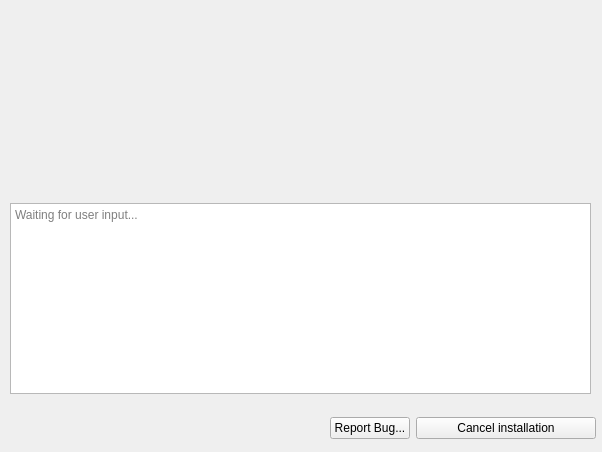
polkaulfield/lol-for-linux-installer, file python_src/ui/installer.ui: the form before one commit.
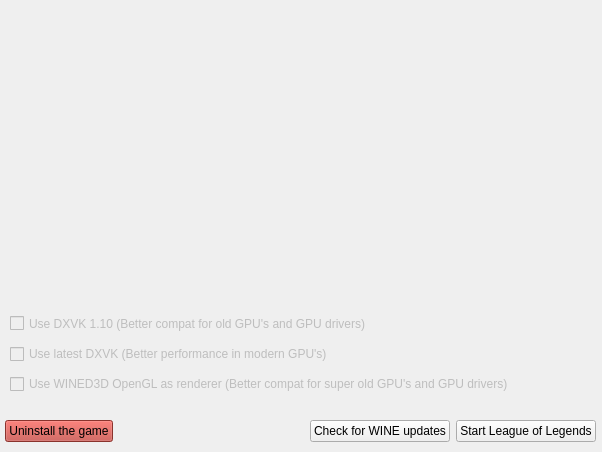
The form after the commit. The open tabs and pages were chosen to show the change. Icons and pictures are not drawn.

Commit message:
[Python] The installer is now a game manager too
We now detect if the game is installed and manage it

```diff
--- a/python_src/ui/installer.ui
+++ b/python_src/ui/installer.ui
@@ -317,6 +317,562 @@
                </layout>
               </widget>
              </widget>
+             <widget class="QWidget" name="gamemanager">
+              <widget class="QCheckBox" name="radioOlddxvk">
+               <property name="enabled">
+                <bool>false</bool>
+               </property>
+               <property name="geometry">
+                <rect>
+                 <x>10</x>
+                 <y>110</y>
+                 <width>421</width>
+                 <height>41</height>
+                </rect>
+               </property>
+               <property name="text">
+                <string>Use DXVK 1.10 (Better compat for old GPU's and GPU drivers)</string>
+               </property>
+              </widget>
+              <widget class="QCheckBox" name="radioUsenewdxvk">
+               <property name="enabled">
+                <bool>false</bool>
+               </property>
+               <property name="geometry">
+                <rect>
+                 <x>10</x>
+                 <y>150</y>
+                 <width>361</width>
+                 <height>22</height>
+                </rect>
+               </property>
+               <property name="text">
+                <string>Use latest DXVK (Better performance in modern GPU's)</string>
+               </property>
+              </widget>
+              <widget class="QWidget" name="horizontalLayoutWidget_5">
+               <property name="geometry">
+                <rect>
+                 <x>0</x>
+                 <y>220</y>
+                 <width>601</width>
+                 <height>41</height>
+                </rect>
+               </property>
+               <layout class="QHBoxLayout" name="horizontalLayout_6">
+                <property name="leftMargin">
+                 <number>5</number>
+                </property>
+                <property name="topMargin">
+                 <number>1</number>
+                </property>
+                <property name="rightMargin">
+                 <number>5</number>
+                </property>
+                <property name="bottomMargin">
+                 <number>5</number>
+                </property>
+                <item>
+                 <widget class="QPushButton" name="uninstallLeaguebutton">
+                  <property name="palette">
+                   <palette>
+                    <active>
+                     <colorrole role="WindowText">
+                      <brush brushstyle="SolidPattern">
+                       <color alpha="255">
+                        <red>0</red>
+                        <green>0</green>
+                        <blue>0</blue>
+                       </color>
+                      </brush>
+                     </colorrole>
+                     <colorrole role="Button">
+                      <brush brushstyle="SolidPattern">
+                       <color alpha="255">
+                        <red>193</red>
+                        <green>71</green>
+                        <blue>63</blue>
+                       </color>
+                      </brush>
+                     </colorrole>
+                     <colorrole role="Light">
+                      <brush brushstyle="SolidPattern">
+                       <color alpha="255">
+                        <red>255</red>
+                        <green>126</green>
+                        <blue>118</blue>
+                       </color>
+                      </brush>
+                     </colorrole>
+                     <colorrole role="Midlight">
+                      <brush brushstyle="SolidPattern">
+                       <color alpha="255">
+                        <red>224</red>
+                        <green>98</green>
+                        <blue>90</blue>
+                       </color>
+                      </brush>
+                     </colorrole>
+                     <colorrole role="Dark">
+                      <brush brushstyle="SolidPattern">
+                       <color alpha="255">
+                        <red>96</red>
+                        <green>35</green>
+                        <blue>31</blue>
+                       </color>
+                      </brush>
+                     </colorrole>
+                     <colorrole role="Mid">
+                      <brush brushstyle="SolidPattern">
+                       <color alpha="255">
+                        <red>129</red>
+                        <green>47</green>
+                        <blue>42</blue>
+                       </color>
+                      </brush>
+                     </colorrole>
+                     <colorrole role="Text">
+                      <brush brushstyle="SolidPattern">
+                       <color alpha="255">
+                        <red>0</red>
+                        <green>0</green>
+                        <blue>0</blue>
+                       </color>
+                      </brush>
+                     </colorrole>
+                     <colorrole role="BrightText">
+                      <brush brushstyle="SolidPattern">
+                       <color alpha="255">
+                        <red>255</red>
+                        <green>255</green>
+                        <blue>255</blue>
+                       </color>
+                      </brush>
+                     </colorrole>
+                     <colorrole role="ButtonText">
+                      <brush brushstyle="SolidPattern">
+                       <color alpha="255">
+                        <red>0</red>
+                        <green>0</green>
+                        <blue>0</blue>
+                       </color>
+                      </brush>
+                     </colorrole>
+                     <colorrole role="Base">
+                      <brush brushstyle="SolidPattern">
+                       <color alpha="255">
+                        <red>255</red>
+                        <green>255</green>
+                        <blue>255</blue>
+                       </color>
+                      </brush>
+                     </colorrole>
+                     <colorrole role="Window">
+                      <brush brushstyle="SolidPattern">
+                       <color alpha="255">
+                        <red>193</red>
+                        <green>71</green>
+                        <blue>63</blue>
+                       </color>
+                      </brush>
+                     </colorrole>
+                     <colorrole role="Shadow">
+                      <brush brushstyle="SolidPattern">
+                       <color alpha="255">
+                        <red>0</red>
+                        <green>0</green>
+                        <blue>0</blue>
+                       </color>
+                      </brush>
+                     </colorrole>
+                     <colorrole role="AlternateBase">
+                      <brush brushstyle="SolidPattern">
+                       <color alpha="255">
+                        <red>224</red>
+                        <green>163</green>
+                        <blue>159</blue>
+                       </color>
+                      </brush>
+                     </colorrole>
+                     <colorrole role="ToolTipBase">
+                      <brush brushstyle="SolidPattern">
+                       <color alpha="255">
+                        <red>255</red>
+                        <green>255</green>
+                        <blue>220</blue>
+                       </color>
+                      </brush>
+                     </colorrole>
+                     <colorrole role="ToolTipText">
+                      <brush brushstyle="SolidPattern">
+                       <color alpha="255">
+                        <red>0</red>
+                        <green>0</green>
+                        <blue>0</blue>
+                       </color>
+                      </brush>
+                     </colorrole>
+                     <colorrole role="PlaceholderText">
+                      <brush brushstyle="SolidPattern">
+                       <color alpha="128">
+                        <red>0</red>
+                        <green>0</green>
+                        <blue>0</blue>
+                       </color>
+                      </brush>
+                     </colorrole>
+                    </active>
+                    <inactive>
+                     <colorrole role="WindowText">
+                      <brush brushstyle="SolidPattern">
+                       <color alpha="255">
+                        <red>0</red>
+                        <green>0</green>
+                        <blue>0</blue>
+                       </color>
+                      </brush>
+                     </colorrole>
+                     <colorrole role="Button">
+                      <brush brushstyle="SolidPattern">
+                       <color alpha="255">
+                        <red>193</red>
+                        <green>71</green>
+                        <blue>63</blue>
+                       </color>
+                      </brush>
+                     </colorrole>
+                     <colorrole role="Light">
+                      <brush brushstyle="SolidPattern">
+                       <color alpha="255">
+                        <red>255</red>
+                        <green>126</green>
+                        <blue>118</blue>
+                       </color>
+                      </brush>
+                     </colorrole>
+                     <colorrole role="Midlight">
+                      <brush brushstyle="SolidPattern">
+                       <color alpha="255">
+                        <red>224</red>
+                        <green>98</green>
+                        <blue>90</blue>
+                       </color>
+                      </brush>
+                     </colorrole>
+                     <colorrole role="Dark">
+                      <brush brushstyle="SolidPattern">
+                       <color alpha="255">
+                        <red>96</red>
+                        <green>35</green>
+                        <blue>31</blue>
+                       </color>
+                      </brush>
+                     </colorrole>
+                     <colorrole role="Mid">
+                      <brush brushstyle="SolidPattern">
+                       <color alpha="255">
+                        <red>129</red>
+                        <green>47</green>
+                        <blue>42</blue>
+                       </color>
+                      </brush>
+                     </colorrole>
+                     <colorrole role="Text">
+                      <brush brushstyle="SolidPattern">
+                       <color alpha="255">
+                        <red>0</red>
+                        <green>0</green>
+                        <blue>0</blue>
+                       </color>
+                      </brush>
+                     </colorrole>
+                     <colorrole role="BrightText">
+                      <brush brushstyle="SolidPattern">
+                       <color alpha="255">
+                        <red>255</red>
+                        <green>255</green>
+                        <blue>255</blue>
+                       </color>
+                      </brush>
+                     </colorrole>
+                     <colorrole role="ButtonText">
+                      <brush brushstyle="SolidPattern">
+                       <color alpha="255">
+                        <red>0</red>
+                        <green>0</green>
+                        <blue>0</blue>
+                       </color>
+                      </brush>
+                     </colorrole>
+                     <colorrole role="Base">
+                      <brush brushstyle="SolidPattern">
+                       <color alpha="255">
+                        <red>255</red>
+                        <green>255</green>
+                        <blue>255</blue>
+                       </color>
+                      </brush>
+                     </colorrole>
+                     <colorrole role="Window">
+                      <brush brushstyle="SolidPattern">
+                       <color alpha="255">
+                        <red>193</red>
+                        <green>71</green>
+                        <blue>63</blue>
+                       </color>
+                      </brush>
+                     </colorrole>
+                     <colorrole role="Shadow">
+                      <brush brushstyle="SolidPattern">
+                       <color alpha="255">
+                        <red>0</red>
+                        <green>0</green>
+                        <blue>0</blue>
+                       </color>
+                      </brush>
+                     </colorrole>
+                     <colorrole role="AlternateBase">
+                      <brush brushstyle="SolidPattern">
+                       <color alpha="255">
+                        <red>224</red>
+                        <green>163</green>
+                        <blue>159</blue>
+                       </color>
+                      </brush>
+                     </colorrole>
+                     <colorrole role="ToolTipBase">
+                      <brush brushstyle="SolidPattern">
+                       <color alpha="255">
+                        <red>255</red>
+                        <green>255</green>
+                        <blue>220</blue>
+                       </color>
+                      </brush>
+                     </colorrole>
+                     <colorrole role="ToolTipText">
+                      <brush brushstyle="SolidPattern">
+                       <color alpha="255">
+                        <red>0</red>
+                        <green>0</green>
+                        <blue>0</blue>
+                       </color>
+                      </brush>
+                     </colorrole>
+                     <colorrole role="PlaceholderText">
+                      <brush brushstyle="SolidPattern">
+                       <color alpha="128">
+                        <red>0</red>
+                        <green>0</green>
+                        <blue>0</blue>
+                       </color>
+                      </brush>
+                     </colorrole>
+                    </inactive>
+                    <disabled>
+                     <colorrole role="WindowText">
+                      <brush brushstyle="SolidPattern">
+                       <color alpha="255">
+                        <red>96</red>
+                        <green>35</green>
+                        <blue>31</blue>
+                       </color>
+                      </brush>
+                     </colorrole>
+                     <colorrole role="Button">
+                      <brush brushstyle="SolidPattern">
+                       <color alpha="255">
+                        <red>193</red>
+                        <green>71</green>
+                        <blue>63</blue>
+                       </color>
+                      </brush>
+                     </colorrole>
+                     <colorrole role="Light">
+                      <brush brushstyle="SolidPattern">
+                       <color alpha="255">
+                        <red>255</red>
+                        <green>126</green>
+                        <blue>118</blue>
+                       </color>
+                      </brush>
+                     </colorrole>
+                     <colorrole role="Midlight">
+                      <brush brushstyle="SolidPattern">
+                       <color alpha="255">
+                        <red>224</red>
+                        <green>98</green>
+                        <blue>90</blue>
+                       </color>
+                      </brush>
+                     </colorrole>
+                     <colorrole role="Dark">
+                      <brush brushstyle="SolidPattern">
+                       <color alpha="255">
+                        <red>96</red>
+                        <green>35</green>
+                        <blue>31</blue>
+                       </color>
+                      </brush>
+                     </colorrole>
+                     <colorrole role="Mid">
+                      <brush brushstyle="SolidPattern">
+                       <color alpha="255">
+                        <red>129</red>
+                        <green>47</green>
+                        <blue>42</blue>
+                       </color>
+                      </brush>
+                     </colorrole>
+                     <colorrole role="Text">
+                      <brush brushstyle="SolidPattern">
+                       <color alpha="255">
+                        <red>96</red>
+                        <green>35</green>
+                        <blue>31</blue>
+                       </color>
+                      </brush>
+                     </colorrole>
+                     <colorrole role="BrightText">
+                      <brush brushstyle="SolidPattern">
+                       <color alpha="255">
+                        <red>255</red>
+                        <green>255</green>
+                        <blue>255</blue>
+                       </color>
+                      </brush>
+                     </colorrole>
+                     <colorrole role="ButtonText">
+                      <brush brushstyle="SolidPattern">
+                       <color alpha="255">
+                        <red>96</red>
+                        <green>35</green>
+                        <blue>31</blue>
+                       </color>
+                      </brush>
+                     </colorrole>
+                     <colorrole role="Base">
+                      <brush brushstyle="SolidPattern">
+                       <color alpha="255">
+                        <red>193</red>
+                        <green>71</green>
+                        <blue>63</blue>
+                       </color>
+                      </brush>
+                     </colorrole>
+                     <colorrole role="Window">
+                      <brush brushstyle="SolidPattern">
+                       <color alpha="255">
+                        <red>193</red>
+                        <green>71</green>
+                        <blue>63</blue>
+                       </color>
+                      </brush>
+                     </colorrole>
+                     <colorrole role="Shadow">
+                      <brush brushstyle="SolidPattern">
+                       <color alpha="255">
+                        <red>0</red>
+                        <green>0</green>
+                        <blue>0</blue>
+                       </color>
+                      </brush>
+                     </colorrole>
+                     <colorrole role="AlternateBase">
+                      <brush brushstyle="SolidPattern">
+                       <color alpha="255">
+                        <red>193</red>
+                        <green>71</green>
+                        <blue>63</blue>
+                       </color>
+                      </brush>
+                     </colorrole>
+                     <colorrole role="ToolTipBase">
+                      <brush brushstyle="SolidPattern">
+                       <color alpha="255">
+                        <red>255</red>
+                        <green>255</green>
+                        <blue>220</blue>
+                       </color>
+                      </brush>
+                     </colorrole>
+                     <colorrole role="ToolTipText">
+                      <brush brushstyle="SolidPattern">
+                       <color alpha="255">
+                        <red>0</red>
+                        <green>0</green>
+                        <blue>0</blue>
+                       </color>
+                      </brush>
+                     </colorrole>
+                     <colorrole role="PlaceholderText">
+                      <brush brushstyle="SolidPattern">
+                       <color alpha="128">
+                        <red>0</red>
+                        <green>0</green>
+                        <blue>0</blue>
+                       </color>
+                      </brush>
+                     </colorrole>
+                    </disabled>
+                   </palette>
+                  </property>
+                  <property name="autoFillBackground">
+                   <bool>false</bool>
+                  </property>
+                  <property name="text">
+                   <string>Uninstall the game</string>
+                  </property>
+                  <property name="checkable">
+                   <bool>false</bool>
+                  </property>
+                 </widget>
+                </item>
+                <item>
+                 <spacer name="horizontalSpacer_5">
+                  <property name="orientation">
+                   <enum>Qt::Horizontal</enum>
+                  </property>
+                  <property name="sizeHint" stdset="0">
+                   <size>
+                    <width>40</width>
+                    <height>20</height>
+                   </size>
+                  </property>
+                 </spacer>
+                </item>
+                <item>
+                 <widget class="QPushButton" name="checkWineupdates">
+                  <property name="text">
+                   <string>Check for WINE updates</string>
+                  </property>
+                 </widget>
+                </item>
+                <item>
+                 <widget class="QPushButton" name="launchLeagueinstalled">
+                  <property name="text">
+                   <string>Start League of Legends</string>
+                  </property>
+                 </widget>
+                </item>
+               </layout>
+              </widget>
+              <widget class="QCheckBox" name="useWined3dopengl">
+               <property name="enabled">
+                <bool>false</bool>
+               </property>
+               <property name="geometry">
+                <rect>
+                 <x>10</x>
+                 <y>180</y>
+                 <width>571</width>
+                 <height>22</height>
+                </rect>
+               </property>
+               <property name="text">
+                <string>Use WINED3D OpenGL as renderer (Better compat for super old GPU's and GPU drivers)</string>
+               </property>
+              </widget>
+             </widget>
              <widget class="QWidget" name="region">
               <widget class="QLabel" name="regionLabel">
                <property name="enabled">
```
Left out of the diff: 10 changed lines with no effect on the pictures. The commit also changes 8 other files.
